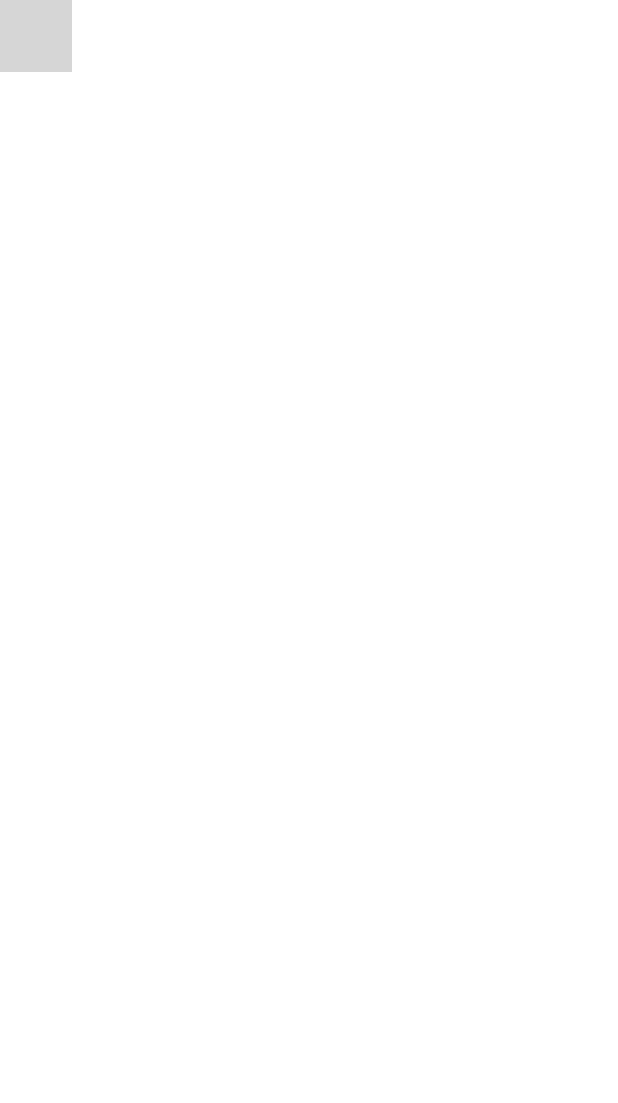
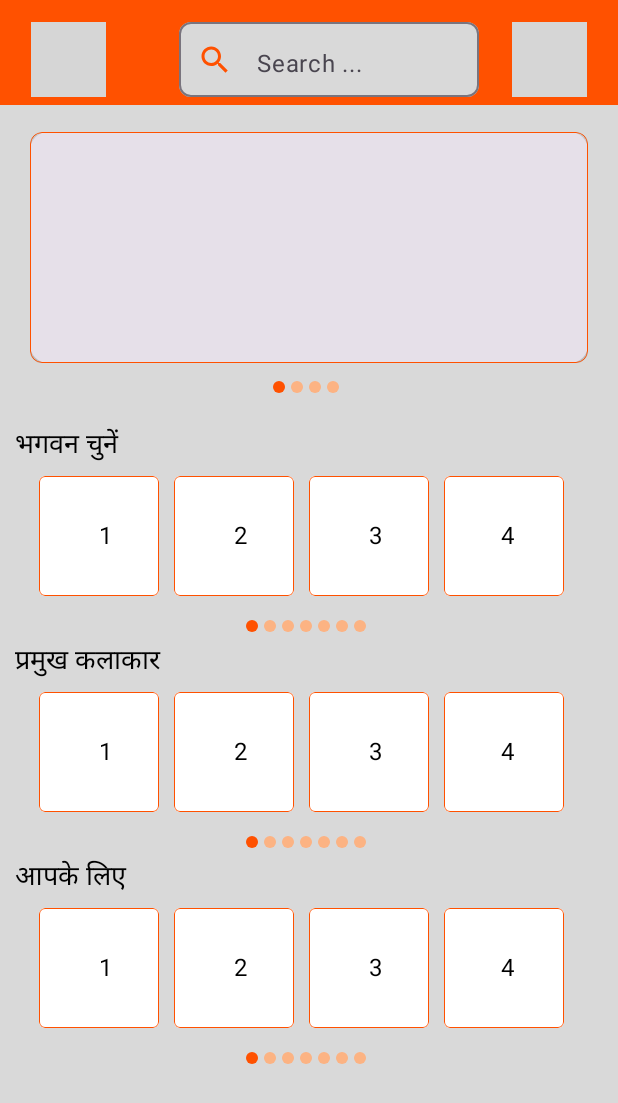
Before and after one commit to NimishNatani/Sanatan-App, an Android app built with Jetpack Compose: the @Preview function LoginScreenPreview, on a phone screen of 412 x 824 dp. Shown: the top 1103 px of the screen. Run offline under Robolectric (Android 15) with nearby library versions, the phone set to English and light mode, and no system bars; our stand-ins replace Compose Multiplatform resources; 2 statements that could not run were skipped; grey boxes are pictures that could not be loaded.

Commit message:
bhajan Screen Updates

```diff
--- a/composeApp/src/androidMain/kotlin/org/example/project/Preview.kt
+++ b/composeApp/src/androidMain/kotlin/org/example/project/Preview.kt
@@ -6,10 +6,12 @@ import androidx.compose.ui.tooling.preview.Preview
 import org.example.project.core.presentation.White
 import org.example.project.sanatanApp.presentation.screen.mainScrren.MainScreen
 import org.example.project.sanatanApp.presentation.screen.mainScrren.MainScreenState
+import org.example.project.sanatanApp.presentation.screen.mainScrren.bhajanScreen.BhajanScreen
+import org.example.project.sanatanApp.presentation.screen.mainScrren.bhajanScreen.BhajanScreenState
 import org.example.project.sanatanApp.presentation.screen.mainScrren.homeScreen.HomeScreen
 
 @Preview( showBackground = true)
 @Composable
 fun LoginScreenPreview() {
-   MainScreen(state = MainScreenState(), onAction = {})
+   BhajanScreen (state = BhajanScreenState(), onAction = {})
 }
--- a/composeApp/src/commonMain/kotlin/org/example/project/sanatanApp/presentation/screen/mainScrren/MainScreen.kt
+++ b/composeApp/src/commonMain/kotlin/org/example/project/sanatanApp/presentation/screen/mainScrren/MainScreen.kt
@@ -67,6 +67,7 @@ fun MainScreen(state: MainScreenState, onAction: (MainScreenAction) -> Unit) {
     )
 
     Box(modifier = Modifier.fillMaxSize()) {
+
         Box(modifier = Modifier.fillMaxSize()) {
             AnimatedContent(targetState = state.selectedTabIndex.iconNumber,
                 transitionSpec = {
--- a/composeApp/src/commonMain/kotlin/org/example/project/sanatanApp/presentation/screen/mainScrren/MainScreenState.kt
+++ b/composeApp/src/commonMain/kotlin/org/example/project/sanatanApp/presentation/screen/mainScrren/MainScreenState.kt
@@ -7,5 +7,6 @@ import sanatanapp.composeapp.generated.resources.home
 
 data class MainScreenState (
     var selectedTabIndex: BottomNavItem = BottomNavItem(0, Res.drawable.home,"Home"),
+    var screenState:String = "Home",
     var callingApi :Int  = 0
 )
--- /dev/null
+++ b/composeApp/src/commonMain/kotlin/org/example/project/sanatanApp/presentation/screen/mainScrren/bhajanScreen/BhajanScreen.kt
@@ -0,0 +1,385 @@
+package org.example.project.sanatanApp.presentation.screen.mainScrren.bhajanScreen
+
+import androidx.compose.foundation.BorderStroke
+import androidx.compose.foundation.Image
+import androidx.compose.foundation.background
+import androidx.compose.foundation.border
+import androidx.compose.foundation.gestures.detectHorizontalDragGestures
+import androidx.compose.foundation.layout.Arrangement
+import androidx.compose.foundation.layout.Box
+import androidx.compose.foundation.layout.Column
+import androidx.compose.foundation.layout.Row
+import androidx.compose.foundation.layout.Spacer
+import androidx.compose.foundation.layout.fillMaxSize
+import androidx.compose.foundation.layout.fillMaxWidth
+import androidx.compose.foundation.layout.height
+import androidx.compose.foundation.layout.padding
+import androidx.compose.foundation.layout.size
+import androidx.compose.foundation.layout.width
+import androidx.compose.foundation.rememberScrollState
+import androidx.compose.foundation.shape.CircleShape
+import androidx.compose.foundation.shape.RoundedCornerShape
+import androidx.compose.foundation.verticalScroll
+import androidx.compose.material3.Card
+import androidx.compose.material3.CardDefaults
+import androidx.compose.material3.Icon
+import androidx.compose.material3.Text
+import androidx.compose.runtime.Composable
+import androidx.compose.runtime.getValue
+import androidx.compose.runtime.mutableStateOf
+import androidx.compose.runtime.remember
+import androidx.compose.runtime.setValue
+import androidx.compose.ui.Alignment
+import androidx.compose.ui.Modifier
+import androidx.compose.ui.draw.clip
+import androidx.compose.ui.input.pointer.pointerInput
+import androidx.compose.ui.layout.ContentScale
+import androidx.compose.ui.unit.dp
+import androidx.compose.ui.unit.sp
+import kotlinx.datetime.Clock
+import org.example.project.core.presentation.Gray
+import org.example.project.core.presentation.Orange
+import org.example.project.core.presentation.White
+import org.example.project.core.presentation.lightOrange
+import org.example.project.sanatanApp.presentation.components.SearchBar
+import org.jetbrains.compose.resources.painterResource
+import sanatanapp.composeapp.generated.resources.Res
+import sanatanapp.composeapp.generated.resources.aarti
+import sanatanapp.composeapp.generated.resources.notification
+import kotlin.math.abs
+import kotlin.time.Duration.Companion.milliseconds
+
+private const val SWIPE_THRESHOLD = 100f
+private val SWIPE_DELAY = 300.milliseconds
+
+@Composable
+fun BhajanScreenRoot() {
+
+
+}
+
+@Composable
+fun BhajanScreen(state: BhajanScreenState, onAction: (BhajanScreenAction) -> Unit) {
+
+    Column(modifier = Modifier.fillMaxSize().background(Gray).padding(bottom = 85.dp)) {
+        Box(modifier = Modifier.fillMaxWidth().height(70.dp).background(Orange)) {
+            Row(
+                modifier = Modifier.fillMaxWidth()
+                    .padding(bottom = 5.dp, start = 10.dp, end = 10.dp)
+                    .align(Alignment.BottomCenter),
+                horizontalArrangement = Arrangement.SpaceAround,
+                verticalAlignment = Alignment.CenterVertically
+            ) {
+                Image(
+                    painter = painterResource(Res.drawable.aarti),
+                    contentDescription = "profile",
+                    modifier = Modifier.clip(CircleShape).size(50.dp).border(
+                        1.dp,
+                        White, CircleShape
+                    ),
+                    contentScale = ContentScale.Fit
+                )
+                Spacer(modifier = Modifier.width(5.dp))
+                SearchBar(
+                    searchQuery = state.searchQuery,
+                    onSearchQueryChange = {
+                        onAction(BhajanScreenAction.OnSearch(query = state.searchQuery))
+                    },
+                    onImeSearch = { /*TODO*/ })
+
+                Icon(
+                    painter = painterResource(Res.drawable.notification),
+                    contentDescription = "search",
+                    modifier = Modifier.size(50.dp),
+                    tint = White
+                )
+            }
+        }
+        Spacer(modifier = Modifier.height(10.dp))
+        Column(
+            modifier = Modifier.fillMaxSize().background(Gray).verticalScroll(rememberScrollState())
+                .padding(horizontal = 10.dp),
+        ) {
+            var selectedIndex by remember { mutableStateOf(0) }
+            val totalItems = 4
+            var lastSwipeTime by remember { mutableStateOf(0L) }
+
+            Column(horizontalAlignment = Alignment.CenterHorizontally) {
+                Card(
+                    modifier = Modifier.fillMaxWidth().height(170.dp)
+                        .padding(vertical = 8.dp, horizontal = 10.dp).background(
+                            Gray
+                        ).clip(RoundedCornerShape(8.dp))
+                        .border(BorderStroke((0.5).dp, Orange), shape = RoundedCornerShape(8.dp))
+                        .align(Alignment.CenterHorizontally)
+                        .pointerInput(Unit) {
+                            var totalDrag = 0f
+                            detectHorizontalDragGestures(
+                                onDragStart = { totalDrag = 0f },
+                                onHorizontalDrag = { _, dragAmount ->
+                                    totalDrag += dragAmount
+                                    val currentTime = Clock.System.now().toEpochMilliseconds()
+
+                                    if (abs(totalDrag) > SWIPE_THRESHOLD &&
+                                        (currentTime - lastSwipeTime) > SWIPE_DELAY.inWholeMilliseconds
+                                    ) {
+                                        // Add different thresholds for left and right swipes
+                                        val rightSwipeThreshold = SWIPE_THRESHOLD * 1.2f
+                                        val leftSwipeThreshold = SWIPE_THRESHOLD
+
+                                        when {
+                                            totalDrag > 0 && totalDrag > rightSwipeThreshold -> {
+                                                selectedIndex =
+                                                    ((selectedIndex - 1 + totalItems) % totalItems)
+                                                lastSwipeTime = currentTime
+                                                totalDrag = 0f
+                                            }
+
+                                            totalDrag < 0 && abs(totalDrag) > leftSwipeThreshold -> {
+                                                selectedIndex = ((selectedIndex + 1) % totalItems)
+                                                lastSwipeTime = currentTime
+                                                totalDrag = 0f
+                                            }
+                                        }
+                                    }
+                                }
+                            )
+                        }, elevation = CardDefaults.cardElevation(8.dp)
+                ) {
+
+                }
+                Row(
+                    modifier = Modifier.padding(top = 4.dp),
+                    horizontalArrangement = Arrangement.Center
+                ) {
+                    repeat(totalItems) { index ->
+                        Box(
+                            modifier = Modifier
+                                .size(8.dp)
+                                .clip(CircleShape)
+                                .background(if (index == selectedIndex) Orange else lightOrange)
+                                .padding(4.dp)
+                        )
+                        Spacer(modifier = Modifier.width(4.dp))
+                    }
+                }
+            }
+
+            Spacer(modifier = Modifier.height(15.dp))
+            Text("भगवन चुनें", fontSize = 18.sp, modifier = Modifier.padding(top = 8.dp))
+            var bhagwanRecommendedIndex by remember { mutableStateOf(0) }
+            val bhagwanRecommendedItems = listOf("  1", "  2", "  3", " 4","5","6","7")
+            var bhagwanLastRecommendedSwipeTime by remember { mutableStateOf(0L) }
+
+            Row(
+                modifier = Modifier.fillMaxWidth().height(100.dp).padding(vertical = 8.dp)
+                    .pointerInput(Unit) {
+                        var totalDrag = 0f
+                        detectHorizontalDragGestures(
+                            onDragStart = { totalDrag = 0f },
+                            onHorizontalDrag = { _, dragAmount ->
+                                totalDrag += dragAmount
+                                val currentTime = Clock.System.now().toEpochMilliseconds()
+
+                                if (abs(totalDrag) > SWIPE_THRESHOLD &&
+                                    (currentTime - bhagwanLastRecommendedSwipeTime) > SWIPE_DELAY.inWholeMilliseconds) {
+                                    // Add different thresholds for left and right swipes
+                                    val rightSwipeThreshold = SWIPE_THRESHOLD * 1.2f
+                                    val leftSwipeThreshold = SWIPE_THRESHOLD
+
+                                    when {
+                                        totalDrag > 0 && totalDrag > rightSwipeThreshold -> {
+                                            bhagwanRecommendedIndex = ((bhagwanRecommendedIndex - 1 + bhagwanRecommendedItems.size) % bhagwanRecommendedItems.size)
+                                            bhagwanLastRecommendedSwipeTime = currentTime
+                                            totalDrag = 0f
+                                        }
+                                        totalDrag < 0 && abs(totalDrag) > leftSwipeThreshold -> {
+                                            bhagwanRecommendedIndex = ((bhagwanRecommendedIndex + 1) % bhagwanRecommendedItems.size)
+                                            bhagwanLastRecommendedSwipeTime = currentTime
+                                            totalDrag = 0f
+                                        }
+                                    }
+                                }
+                            }
+                        )
+                    },
+                horizontalArrangement = Arrangement.Center
+            ) {
+                repeat(4) { offset ->
+                    val index = (bhagwanRecommendedIndex + offset) % bhagwanRecommendedItems.size
+                    Box(
+                        modifier = Modifier.size(80.dp).clip(
+                            RoundedCornerShape(4.dp)
+                        )
+                            .border(
+                                BorderStroke((0.5).dp, Orange),
+                                RoundedCornerShape(4.dp)
+                            ).background(White)
+                            .padding(8.dp),
+                        contentAlignment = Alignment.Center
+                    ) {
+                        Text(bhagwanRecommendedItems[index], fontSize = 16.sp)
+                    }
+                    Spacer(modifier = Modifier.width(10.dp))
+
+                }
+            }
+            Row(modifier = Modifier.padding(top = 4.dp).align(Alignment.CenterHorizontally), horizontalArrangement = Arrangement.Center) {
+                repeat(bhagwanRecommendedItems.size) { index ->
+                    Box(
+                        modifier = Modifier
+                            .size(8.dp)
+                            .clip(CircleShape)
+                            .background(if (index == bhagwanRecommendedIndex) Orange else lightOrange)
+                            .padding(4.dp)
+                    )
+                    Spacer(modifier = Modifier.width(4.dp))
+                }
+            }
+
+
+            Text("प्रमुख कलाकार", fontSize = 18.sp, modifier = Modifier.padding(top = 8.dp))
+            var kalakarRecommendedIndex by remember { mutableStateOf(0) }
+            val kalakarRecommendedItems = listOf("  1", "  2", "  3", " 4","5","6","7")
+            var kalakarLastRecommendedSwipeTime by remember { mutableStateOf(0L) }
+
+            Row(
+                modifier = Modifier.fillMaxWidth().height(100.dp).padding(vertical = 8.dp)
+                    .pointerInput(Unit) {
+                        var totalDrag = 0f
+                        detectHorizontalDragGestures(
+                            onDragStart = { totalDrag = 0f },
+                            onHorizontalDrag = { _, dragAmount ->
+                                totalDrag += dragAmount
+                                val currentTime = Clock.System.now().toEpochMilliseconds()
+
+                                if (abs(totalDrag) > SWIPE_THRESHOLD &&
+                                    (currentTime - kalakarLastRecommendedSwipeTime) > SWIPE_DELAY.inWholeMilliseconds) {
+                                    // Add different thresholds for left and right swipes
+                                    val rightSwipeThreshold = SWIPE_THRESHOLD * 1.2f
+                                    val leftSwipeThreshold = SWIPE_THRESHOLD
+
+                                    when {
+                                        totalDrag > 0 && totalDrag > rightSwipeThreshold -> {
+                                            kalakarRecommendedIndex = ((kalakarRecommendedIndex - 1 + kalakarRecommendedItems.size) % kalakarRecommendedItems.size)
+                                            kalakarLastRecommendedSwipeTime = currentTime
+                                            totalDrag = 0f
+                                        }
+                                        totalDrag < 0 && abs(totalDrag) > leftSwipeThreshold -> {
+                                            kalakarRecommendedIndex = ((kalakarRecommendedIndex + 1) % kalakarRecommendedItems.size)
+                                            kalakarLastRecommendedSwipeTime = currentTime
+                                            totalDrag = 0f
+                                        }
+                                    }
+                                }
+                            }
+                        )
+                    },
+                horizontalArrangement = Arrangement.Center
+            ) {
+                repeat(4) { offset ->
+                    val index = (kalakarRecommendedIndex + offset) % kalakarRecommendedItems.size
+                    Box(
+                        modifier = Modifier.size(80.dp).clip(
+                            RoundedCornerShape(4.dp)
+                        )
+                            .border(
+                                BorderStroke((0.5).dp, Orange),
+                                RoundedCornerShape(4.dp)
+                            ).background(White)
+                            .padding(8.dp),
+                        contentAlignment = Alignment.Center
+                    ) {
+                        Text(kalakarRecommendedItems[index], fontSize = 16.sp)
+                    }
+                    Spacer(modifier = Modifier.width(10.dp))
+
+                }
+            }
+            Row(modifier = Modifier.padding(top = 4.dp).align(Alignment.CenterHorizontally), horizontalArrangement = Arrangement.Center) {
+                repeat(kalakarRecommendedItems.size) { index ->
+                    Box(
+                        modifier = Modifier
+                            .size(8.dp)
+                            .clip(CircleShape)
+                            .background(if (index == kalakarRecommendedIndex) Orange else lightOrange)
+                            .padding(4.dp)
+                    )
+                    Spacer(modifier = Modifier.width(4.dp))
+                }
+            }
+
+
+            Text("आपके लिए", fontSize = 18.sp, modifier = Modifier.padding(top = 8.dp))
+            var recommendedIndex by remember { mutableStateOf(0) }
+            val recommendedItems = listOf("  1", "  2", "  3", " 4","5","6","7")
+            var lastRecommendedSwipeTime by remember { mutableStateOf(0L) }
+
+            Row(
+                modifier = Modifier.fillMaxWidth().height(100.dp).padding(vertical = 8.dp)
+                    .pointerInput(Unit) {
+                        var totalDrag = 0f
+                        detectHorizontalDragGestures(
+                            onDragStart = { totalDrag = 0f },
+                            onHorizontalDrag = { _, dragAmount ->
+                                totalDrag += dragAmount
+                                val currentTime = Clock.System.now().toEpochMilliseconds()
+
+                                if (abs(totalDrag) > SWIPE_THRESHOLD &&
+                                    (currentTime - lastRecommendedSwipeTime) > SWIPE_DELAY.inWholeMilliseconds) {
+                                    // Add different thresholds for left and right swipes
+                                    val rightSwipeThreshold = SWIPE_THRESHOLD * 1.2f
+                                    val leftSwipeThreshold = SWIPE_THRESHOLD
+
+                                    when {
+                                        totalDrag > 0 && totalDrag > rightSwipeThreshold -> {
+                                            recommendedIndex = ((recommendedIndex - 1 + recommendedItems.size) % recommendedItems.size)
+                                            lastRecommendedSwipeTime = currentTime
+                                            totalDrag = 0f
+                                        }
+                                        totalDrag < 0 && abs(totalDrag) > leftSwipeThreshold -> {
+                                            recommendedIndex = ((recommendedIndex + 1) % recommendedItems.size)
+                                            lastRecommendedSwipeTime = currentTime
+                                            totalDrag = 0f
+                                        }
+                                    }
+                                }
+                            }
+                        )
+                    },
+                horizontalArrangement = Arrangement.Center
+            ) {
+                repeat(4) { offset ->
+                    val index = (recommendedIndex + offset) % recommendedItems.size
+                    Box(
+                        modifier = Modifier.size(80.dp).clip(
+                            RoundedCornerShape(4.dp)
+                        )
+                            .border(
+                                BorderStroke((0.5).dp, Orange),
+                                RoundedCornerShape(4.dp)
+                            ).background(White)
+                            .padding(8.dp),
+                        contentAlignment = Alignment.Center
+                    ) {
+                        Text(recommendedItems[index], fontSize = 16.sp)
+                    }
+                    Spacer(modifier = Modifier.width(10.dp))
+
+                }
+            }
+            Row(modifier = Modifier.padding(top = 4.dp).align(Alignment.CenterHorizontally), horizontalArrangement = Arrangement.Center) {
+                repeat(recommendedItems.size) { index ->
+                    Box(
+                        modifier = Modifier
+                            .size(8.dp)
+                            .clip(CircleShape)
+                            .background(if (index == recommendedIndex) Orange else lightOrange)
+                            .padding(4.dp)
+                    )
+                    Spacer(modifier = Modifier.width(4.dp))
+                }
+            }
+        }
+    }
+}
--- /dev/null
+++ b/composeApp/src/commonMain/kotlin/org/example/project/sanatanApp/presentation/screen/mainScrren/bhajanScreen/BhajanScreenState.kt
@@ -0,0 +1,9 @@
+package org.example.project.sanatanApp.presentation.screen.mainScrren.bhajanScreen
+
+import org.example.project.core.presentation.UiText
+
+data class BhajanScreenState(
+    val searchQuery: String = "",
+    val isLoading: Boolean = true,
+    val errorMessage: UiText? = null,
+)
--- /dev/null
+++ b/composeApp/src/commonMain/kotlin/org/example/project/sanatanApp/presentation/screen/mainScrren/bhajanScreen/BhajanScreenViewModel.kt
@@ -0,0 +1,4 @@
+package org.example.project.sanatanApp.presentation.screen.mainScrren.bhajanScreen
+
+class BhajanScreenViewModel {
+}
```
Also changed, not shown: composeApp/src/commonMain/kotlin/org/example/project/sanatanApp/presentation/screen/mainScrren/bhajanScreen/BhajanScreenAction.kt (added, +9 -0 lines), composeApp/src/commonMain/kotlin/org/example/project/sanatanApp/presentation/screen/mainScrren/homeScreen/HomeScreen.kt (+5 -5 lines).
